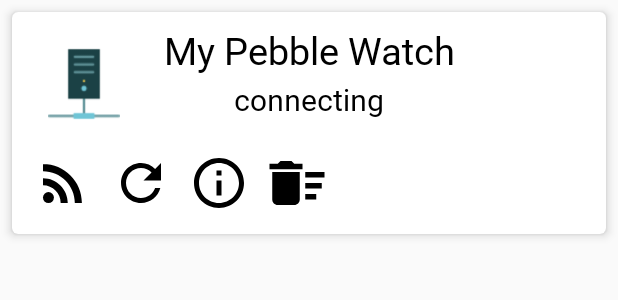
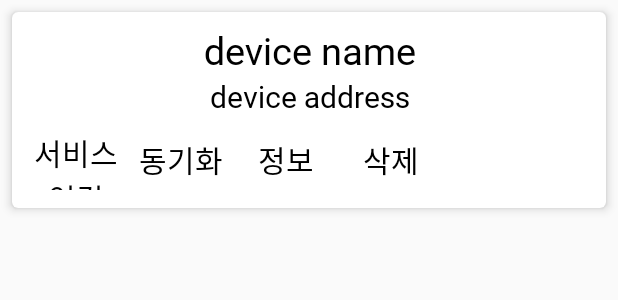
Before and after one commit to kin7274/needle181105, an Android app: the layout device_item.xml on its own in the app's theme, with its tools: preview values and no code run, on a phone screen of 412 x 824 dp. Shown: the top 300 px of the screen. Run offline under Robolectric (Android 15) with nearby library versions, the phone set to English and light mode, and no system bars.

Commit message:
181105
181105

```diff
--- a/MMK/app/src/main/java/com/example/elab_yang/mmk/activity/ReceiveDataActivity.java
+++ b/MMK/app/src/main/java/com/example/elab_yang/mmk/activity/ReceiveDataActivity.java
@@ -174,6 +174,8 @@ public class ReceiveDataActivity extends AppCompatActivity {
 //            lists.add(new CardItem2(abc[0], abc[1], abc[2], abc[3], abc[4], abc[5]));
 //            mAdapter.notifyDataSetChanged();
 //            setDB(abc[0], data_detail[0], data_detail[1], data_detail[2], data_detail[3]);
+
+        finish();
     }
 
     // 시간에 따른 식사상태 구분;
--- a/MMK/app/src/main/java/com/example/elab_yang/mmk/adapter/DeviceAdapter.java
+++ b/MMK/app/src/main/java/com/example/elab_yang/mmk/adapter/DeviceAdapter.java
@@ -148,20 +148,18 @@ public class DeviceAdapter extends RecyclerView.Adapter<DeviceAdapter.ViewHolder
     static class ViewHolder extends RecyclerView.ViewHolder {
         CardView cardview;
 
-        ImageView deviceImageView;
         TextView deviceNameLabel;
         TextView deviceStatusLabel;
 
-        ImageView fetchActivityData;
-        ImageView showActivityTracks;
-        ImageView deviceInfoView;
-        ImageView deviceRemove;
+        TextView fetchActivityData;
+        TextView showActivityTracks;
+        TextView deviceInfoView;
+        TextView deviceRemove;
 
         ViewHolder(View view) {
             super(view);
             cardview = view.findViewById(R.id.card_view);
 
-            deviceImageView = view.findViewById(R.id.device_image);
             deviceNameLabel = view.findViewById(R.id.device_name);
             deviceStatusLabel = view.findViewById(R.id.device_status);
             fetchActivityData = view.findViewById(R.id.device_action_fetch_activity);
--- a/MMK/app/src/main/res/layout/device_item.xml
+++ b/MMK/app/src/main/res/layout/device_item.xml
@@ -19,18 +19,6 @@
             android:layout_width="match_parent"
             android:layout_height="match_parent">
 
-            <ImageView
-                android:id="@+id/device_image"
-                android:layout_width="48dp"
-                android:layout_height="48dp"
-                android:layout_alignParentStart="true"
-                android:layout_margin="16dp"
-                android:background="?android:attr/selectableItemBackground"
-                android:clickable="true"
-                android:focusable="true"
-                android:longClickable="true"
-                android:src="@drawable/circuit" />
-
             <TextView
                 android:id="@+id/device_name"
                 android:layout_width="match_parent"
@@ -43,76 +31,92 @@
                 android:textAppearance="@style/TextAppearance.AppCompat.Large"
                 android:textColor="@color/black"
                 android:textSize="25sp"
-                tools:text="My Pebble Watch" />
+                tools:text="device name" />
 
             <TextView
                 android:id="@+id/device_status"
                 android:layout_width="match_parent"
                 android:layout_height="wrap_content"
-                android:layout_alignBottom="@+id/device_image"
+                android:layout_below="@+id/device_name"
                 android:layout_alignStart="@+id/device_name"
                 android:fontFamily="@font/my_font_family"
                 android:gravity="center"
                 android:textAppearance="@style/TextAppearance.AppCompat.Subhead"
                 android:textColor="@color/black"
                 android:textSize="20sp"
-                tools:text="connecting" />
+                tools:text="device address" />
 
-            <ImageView
+            <TextView
                 android:id="@+id/device_action_show_activity_tracks"
-                android:layout_width="48dp"
                 android:layout_height="48dp"
-                android:layout_below="@id/device_image"
-                android:layout_margin="2dp"
+                android:layout_below="@id/device_name"
+                android:layout_marginTop="32dp"
                 android:background="?android:attr/selectableItemBackground"
                 android:clickable="true"
                 android:focusable="true"
+                android:layout_width="70dp"
+                android:textColor="@color/black"
+                android:textSize="20sp"
+                android:fontFamily="@font/my_font_family"
+                android:gravity="center_vertical|center_horizontal"
+                android:text="서비스연결"
                 android:padding="4dp"
-                android:scaleType="fitXY"
-                card_view:srcCompat="@drawable/ic_rss_feed_black_24dp" />
+                android:scaleType="fitXY" />
 
-            <ImageView
+            <TextView
                 android:id="@+id/device_action_fetch_activity"
-                android:layout_width="48dp"
                 android:layout_height="48dp"
-                android:layout_below="@id/device_image"
-                android:layout_margin="2dp"
+                android:layout_below="@id/device_name"
+                android:layout_marginTop="32dp"
                 android:layout_toEndOf="@id/device_action_show_activity_tracks"
                 android:background="?android:attr/selectableItemBackground"
                 android:clickable="true"
+                android:layout_width="70dp"
+                android:textColor="@color/black"
+                android:textSize="20sp"
+                android:fontFamily="@font/my_font_family"
+                android:gravity="center_vertical|center_horizontal"
+                android:text="동기화"
                 android:focusable="true"
                 android:padding="4dp"
-                android:scaleType="fitXY"
-                card_view:srcCompat="@drawable/ic_action_fetch_activity_data" />
+                android:scaleType="fitXY" />
 
 
-            <ImageView
+            <TextView
                 android:id="@+id/device_info_image"
-                android:layout_width="48dp"
                 android:layout_height="48dp"
-                android:layout_below="@id/device_image"
-                android:layout_margin="2dp"
+                android:layout_below="@id/device_name"
+                android:layout_marginTop="32dp"
                 android:layout_toEndOf="@id/device_action_fetch_activity"
                 android:background="?android:attr/selectableItemBackground"
                 android:clickable="true"
                 android:focusable="true"
+                android:layout_width="70dp"
+                android:textColor="@color/black"
+                android:textSize="20sp"
+                android:fontFamily="@font/my_font_family"
+                android:gravity="center_vertical|center_horizontal"
+                android:text="정보"
                 android:padding="4dp"
-                android:scaleType="fitXY"
-                card_view:srcCompat="@drawable/ic_info_outline_black_24dp" />
+                android:scaleType="fitXY" />
 
-            <ImageView
+            <TextView
+                android:layout_marginTop="32dp"
                 android:id="@+id/device_info_trashcan"
-                android:layout_width="48dp"
                 android:layout_height="48dp"
-                android:layout_below="@id/device_image"
-                android:layout_margin="2dp"
+                android:layout_below="@id/device_name"
                 android:layout_toEndOf="@id/device_info_image"
                 android:background="?android:attr/selectableItemBackground"
                 android:clickable="true"
                 android:focusable="true"
+                android:layout_width="70dp"
+                android:textColor="@color/black"
+                android:textSize="20sp"
+                android:fontFamily="@font/my_font_family"
+                android:gravity="center_vertical|center_horizontal"
+                android:text="삭제"
                 android:padding="2dp"
-                android:scaleType="fitXY"
-                card_view:srcCompat="@drawable/ic_delete_sweep_black_24dp" />
+                android:scaleType="fitXY" />
 
         </RelativeLayout>
     </android.support.v7.widget.CardView>
```
